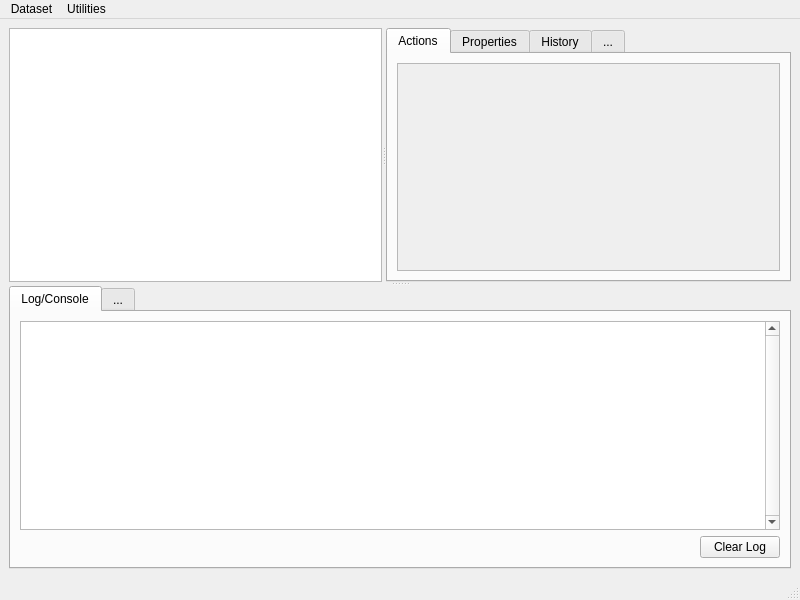
Old version of the form datalad_gooey/resources/ui/main_window.ui in the repository datalad/datalad-gooey.
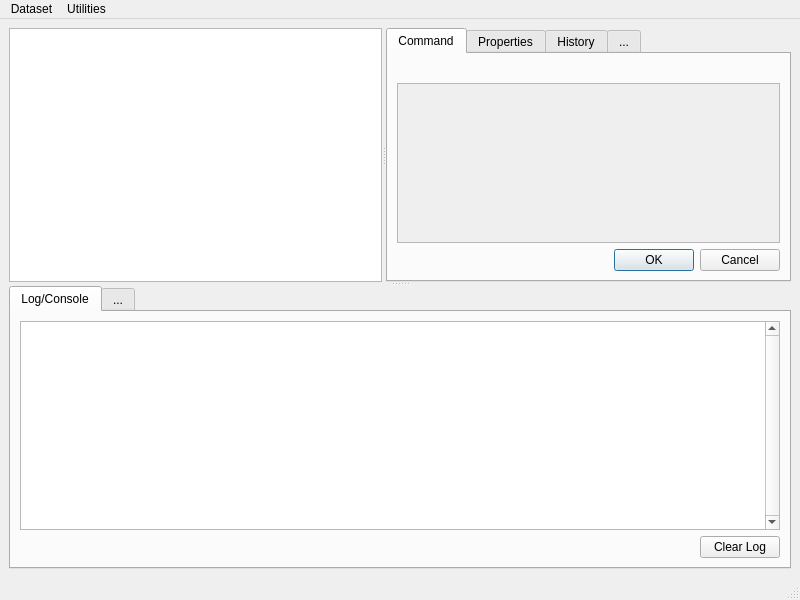
New version of the form.

Commit message:
Integrate command configuration UI into main window
Also standardize names to start with `cmdTab`

```diff
--- a/datalad_gooey/resources/ui/main_window.ui
+++ b/datalad_gooey/resources/ui/main_window.ui
@@ -65,26 +65,43 @@
         </property>
         <widget class="QWidget" name="actionsTab">
          <attribute name="title">
-          <string>Actions</string>
+          <string>Command</string>
          </attribute>
          <layout class="QVBoxLayout" name="verticalLayout_4">
           <item>
-           <widget class="QScrollArea" name="actionsTabScrollArea">
+           <widget class="QLabel" name="cmdTabTitle">
+            <property name="text">
+             <string/>
+            </property>
+           </widget>
+          </item>
+          <item>
+           <widget class="QScrollArea" name="cmdTabScrollArea">
             <property name="widgetResizable">
              <bool>true</bool>
             </property>
-            <widget class="QWidget" name="scrollAreaWidgetContents">
+            <widget class="QWidget" name="cmdTabScrollAreaWidgetContents">
+             <property name="enabled">
+              <bool>true</bool>
+             </property>
              <property name="geometry">
               <rect>
                <x>0</x>
                <y>0</y>
                <width>381</width>
-               <height>219</height>
+               <height>152</height>
               </rect>
              </property>
             </widget>
            </widget>
           </item>
+          <item>
+           <widget class="QDialogButtonBox" name="cmdTabButtonBox">
+            <property name="standardButtons">
+             <set>QDialogButtonBox::Cancel|QDialogButtonBox::Ok</set>
+            </property>
+           </widget>
+          </item>
          </layout>
         </widget>
         <widget class="QWidget" name="propertiesTab">
```
Left out of the diff: 4 changed lines with no effect on the pictures. The commit also changes 3 other files.
